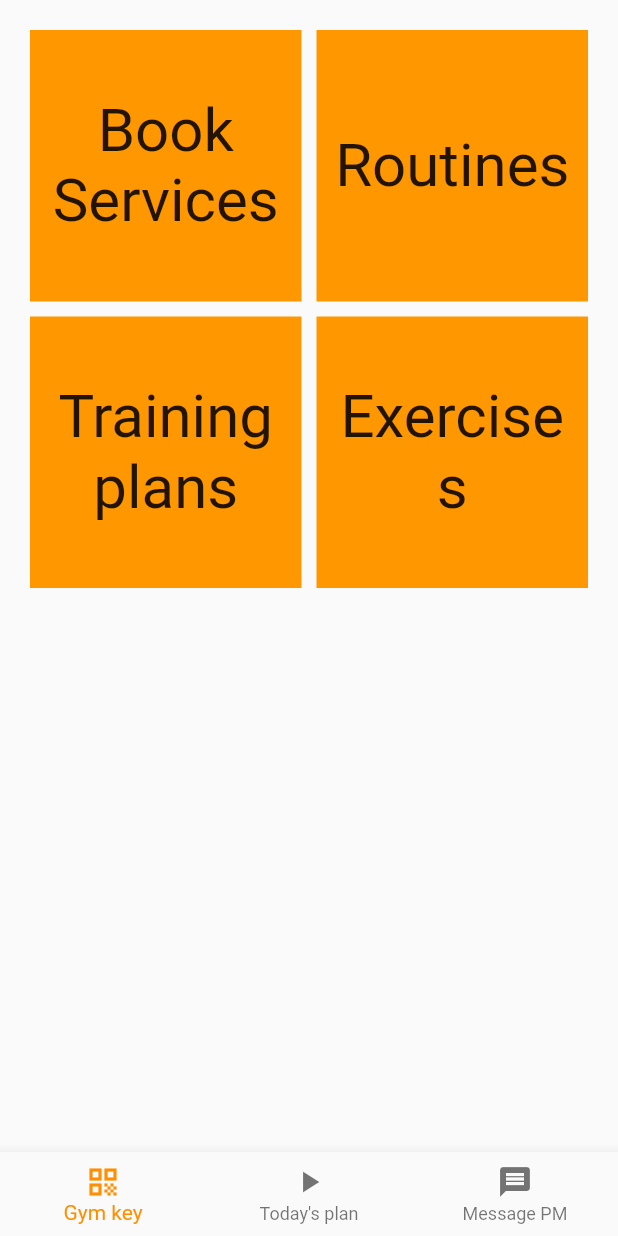
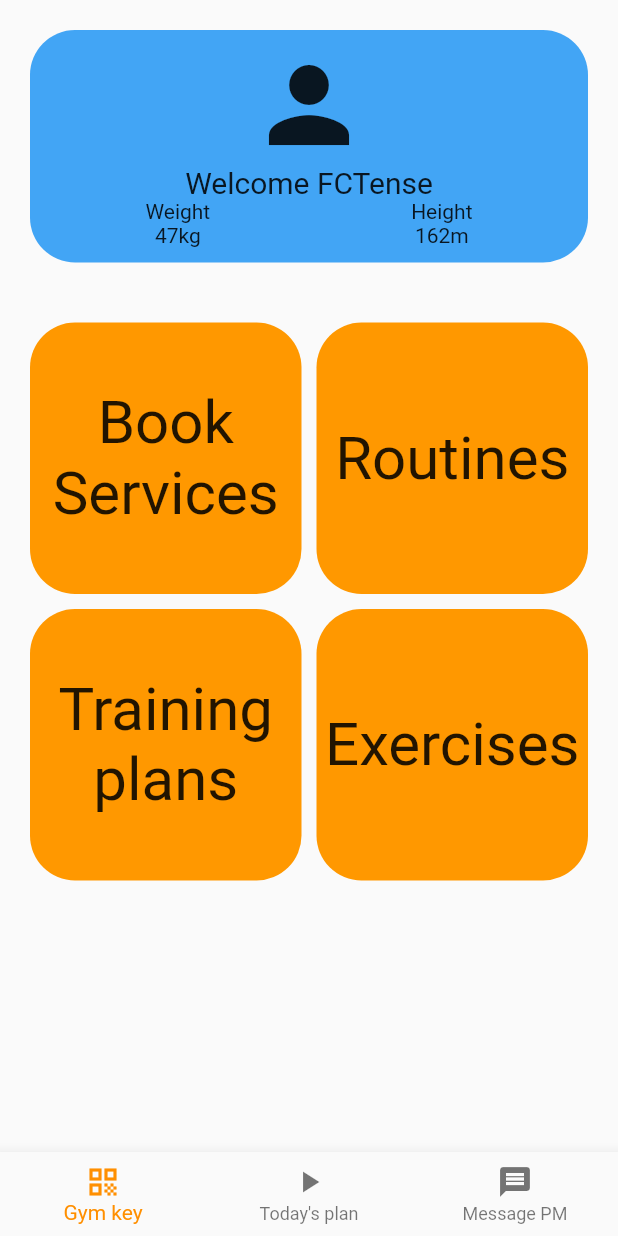
Before and after one commit to ftmateus/ipm_group_31_project, a Flutter app: the screen it shows after launch, on a phone screen of 412 x 824 dp. Run offline on Flutter 3.47's test engine with Material 2 defaults, Android fonts, the phone set to English and light mode, and no system bars.

Commit message:
Profile button on main menu

```diff
--- /dev/null
+++ b/jacked_up/lib/MenuOptions.dart
@@ -0,0 +1,101 @@
+import 'package:flutter/material.dart';
+
+class MenuOptions extends StatelessWidget
+{
+  const MenuOptions({
+    super.key,
+    required this.index,
+    required this.onPress,
+  });
+
+  final int index;
+  final void Function() onPress;
+
+  @override
+  Widget build(BuildContext context) {
+    return Expanded(
+        child: GridView.count(
+          primary: false,
+          padding: const EdgeInsets.all(20),
+          crossAxisSpacing: 10,
+          mainAxisSpacing: 10,
+          crossAxisCount: 2,
+          children: <Widget>[
+            Material(
+                color: Colors.orange,
+                borderRadius: BorderRadius.circular(30),
+                child: InkWell(
+                  borderRadius: BorderRadius.circular(30),
+                  splashColor: Colors.amberAccent.withAlpha(80),
+                  onTap: () {},
+                  child: const Center(
+                      child: Text(
+                        "Book Services",
+                        textAlign: TextAlign.center,
+                        style: TextStyle(
+                          fontSize: 40,
+                        ),
+                      )
+                  ),
+                )
+            ),
+            Material(
+                color: Colors.orange,
+                borderRadius: BorderRadius.circular(30),
+                child: InkWell(
+                  borderRadius: BorderRadius.circular(30),
+                  splashColor: Colors.amberAccent.withAlpha(80),
+                  onTap: () {},
+                  child: const Center(
+                      child: Text(
+                        "Routines",
+                        textAlign: TextAlign.center,
+                        style: TextStyle(
+                          fontSize: 40,
+                        ),
+                      )
+                  ),
+                )
+            ),
+            Material(
+                color: Colors.orange,
+                borderRadius: BorderRadius.circular(30),
+                child: InkWell(
+                  borderRadius: BorderRadius.circular(30),
+                  splashColor: Colors.amberAccent.withAlpha(80),
+                  onTap: () {},
+                  child: const Center(
+                      child: Text(
+                        "Training plans",
+                        textAlign: TextAlign.center,
+                        style: TextStyle(
+                          fontSize: 40,
+                        ),
+                      )
+                  ),
+                )
+            ),
+            Material(
+                color: Colors.orange,
+                borderRadius: BorderRadius.circular(30),
+                child: InkWell(
+                  borderRadius: BorderRadius.circular(30),
+                  splashColor: Colors.amberAccent.withAlpha(80),
+                  onTap: () {},
+                  child: const Center(
+                      child: Text(
+                        "Exercises",
+                        textAlign: TextAlign.center,
+                        style: TextStyle(
+                          fontSize: 40,
+                        ),
+                      )
+                  ),
+                )
+            ),
+          ],
+        )
+    );
+  }
+
+}
--- /dev/null
+++ b/jacked_up/lib/ProfileButton.dart
@@ -0,0 +1,65 @@
+import 'package:flutter/material.dart';
+
+class ProfileButton extends StatelessWidget
+{
+  const ProfileButton({
+    super.key,
+    required this.index,
+    required this.onPress,
+  });
+
+  final int index;
+  final void Function() onPress;
+
+  @override
+  Widget build(BuildContext context) {
+    return Container(
+      padding: const EdgeInsets.all(20),
+      child: Material(
+          color: Colors.blue.shade400,
+          borderRadius: BorderRadius.circular(30),
+          type: MaterialType.button,
+          child: InkWell(
+            borderRadius: BorderRadius.circular(30),
+            splashColor: Colors.amberAccent.withAlpha(80),
+            onTap: () {},
+            child: Container(
+              padding: const EdgeInsets.all(10),
+              child: Center(
+                  child: Column(
+                    children: [
+                      const Icon(Icons.person, size: 80),
+                      const Text(
+                        "Welcome FCTense",
+                        textAlign: TextAlign.center,
+                        style: TextStyle(
+                          fontSize: 20,
+                        ),
+                      ),
+                      Row(
+                        mainAxisAlignment: MainAxisAlignment.spaceAround,
+                        children: [
+                          Column(
+                            children: const [
+                              Text("Weight"),
+                              Text("47kg")
+                            ],
+                          ),
+                          Column(
+                            children: const [
+                              Text("Height"),
+                              Text("162m")
+                            ],
+                          ),
+                        ],
+                      )
+                    ],
+                  )
+              ),
+            ),
+          )
+      ),
+    );
+  }
+
+}
--- a/jacked_up/lib/main.dart
+++ b/jacked_up/lib/main.dart
@@ -1,4 +1,6 @@
 import 'package:flutter/material.dart';
+import 'package:jacked_up/MenuOptions.dart';
+import 'package:jacked_up/ProfileButton.dart';
 
 void main() => runApp(const MyApp());
 
@@ -28,59 +30,10 @@ class _MyStatefulWidgetState extends State<MyStatefulWidget> {
   final ScrollController _homeController = ScrollController();
 
   Widget _listViewBody() {
-    return GridView.count(
-      primary: false,
-      padding: const EdgeInsets.all(20),
-      crossAxisSpacing: 10,
-      mainAxisSpacing: 10,
-      crossAxisCount: 2,
+    return Column(
       children: <Widget>[
-        Container(
-          padding: const EdgeInsets.all(8),
-          color: Colors.orange,
-          child: const Center(
-            child : Text("Book Services",
-              textAlign: TextAlign.center,
-              style: TextStyle(
-                fontSize: 40,
-              ),
-            )
-          ),
-        ),
-        Container(
-          padding: const EdgeInsets.all(8),
-          color: Colors.orange,
-          child: const Center(
-              child : Text("Routines",
-                textAlign: TextAlign.center,
-                style: TextStyle(
-                  fontSize: 40,
-                ),
-              )
-          ),
-        ),
-        Container(
-          padding: const EdgeInsets.all(8),
-          color: Colors.orange,
-          child: const Center(
-              child : Text("Training plans",
-                textAlign: TextAlign.center,
-                style: TextStyle(
-                  fontSize: 40,
-              ),)
-          ),
-        ),
-        Container(
-          padding: const EdgeInsets.all(8),
-          color: Colors.orange,
-          child: const Center(
-              child : Text("Exercises",
-                textAlign: TextAlign.center,
-                style: TextStyle(
-                  fontSize: 40,
-              ),)
-          ),
-        ),
+        ProfileButton(index: 0, onPress: () => {}),
+        MenuOptions(index: 0, onPress: () => {})
       ],
     );
   }
@@ -110,7 +63,7 @@ class _MyStatefulWidgetState extends State<MyStatefulWidget> {
           switch (index) {
             case 0:
               showModal(context);
-            // only scroll to top when current index is selected.
+              // only scroll to top when current index is selected.
 
               break;
             case 1:
@@ -133,7 +86,7 @@ class _MyStatefulWidgetState extends State<MyStatefulWidget> {
               break;
           }
           setState(
-                () {
+            () {
               _selectedIndex = index;
             },
           );
```
